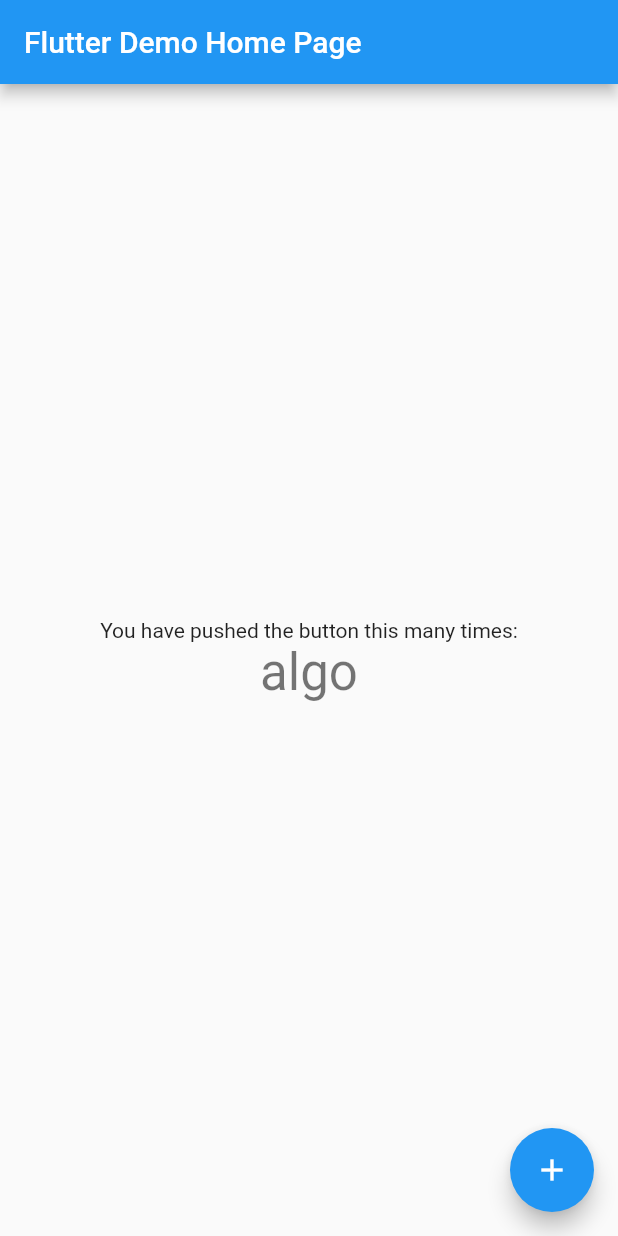
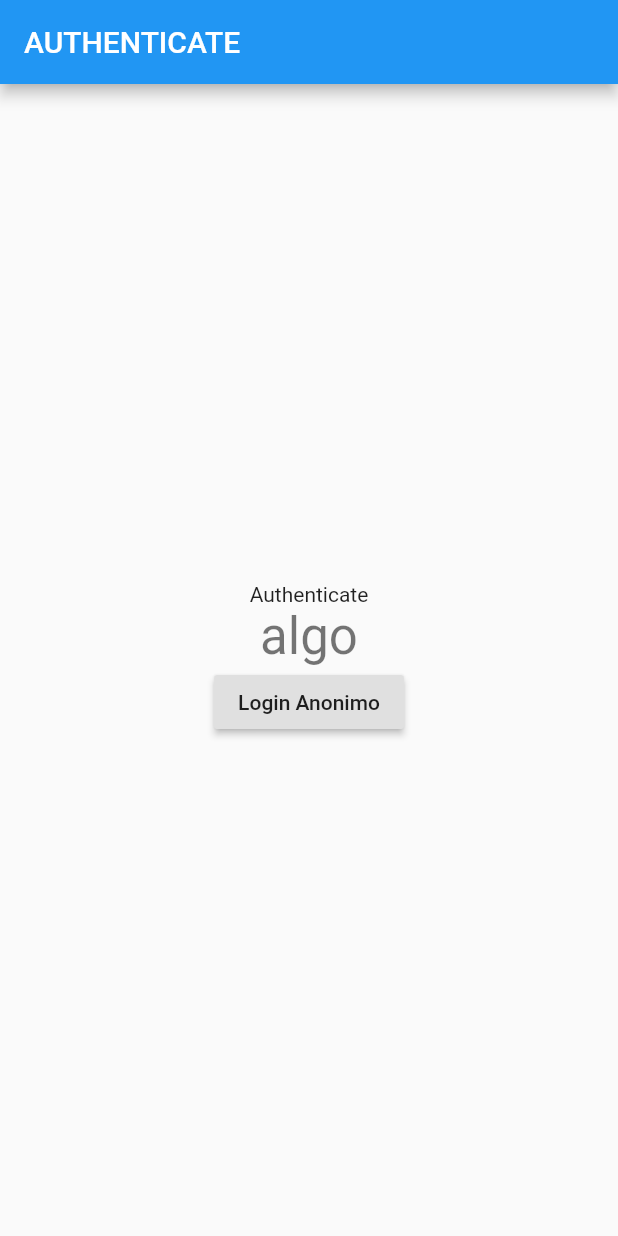
Before and after one commit to victorpereira01/prog-mobile-si700, a Flutter app: the screen it shows after launch, on a phone screen of 412 x 824 dp. Run offline on Flutter 3.47's test engine with Material 2 defaults, Android fonts, the phone set to English and light mode, and no system bars; our stand-ins replace bloc, firebase_auth, firebase_core, flutter_bloc, font_awesome_flutter, sqflite; accounts and stored records are empty.

Commit message:
Login e logout anônimo

```diff
--- a/firebase_sample/lib/bloc/auth_bloc.dart
+++ b/firebase_sample/lib/bloc/auth_bloc.dart
@@ -24,9 +24,8 @@
       if (event == null) {
         yield Unauthenticated();
       } else if (event is RegisterUser) {
-        UserModel userModel = await _authService.createUserWithEmailAndPassword(
+        await _authService.createUserWithEmailAndPassword(
             email: event.username, password: event.password);
-        yield Authenticated(userModel);
       } else if (event is LoginAnonimousUser) {
         await _authService.signInAnonimo();
       } else if (event is LoginUser) {
--- a/firebase_sample/lib/main.dart
+++ b/firebase_sample/lib/main.dart
@@ -1,6 +1,8 @@
 import 'package:firebase_core/firebase_core.dart';
-import 'package:firebase_sample/firebase/auth.dart';
+import 'package:firebase_sample/bloc/auth_bloc.dart';
+import 'package:firebase_sample/views/wrapper.dart';
 import 'package:flutter/material.dart';
+import 'package:flutter_bloc/flutter_bloc.dart';
 
 void main() async {
   WidgetsFlutterBinding.ensureInitialized();
@@ -12,55 +14,16 @@
   // This widget is the root of your application.
   @override
   Widget build(BuildContext context) {
-    return MaterialApp(
-      title: 'Flutter Demo',
-      theme: ThemeData(
-        primarySwatch: Colors.blue,
-        visualDensity: VisualDensity.adaptivePlatformDensity,
+    return BlocProvider<AuthBloc>(
+      create: (context) => AuthBloc(),
+      child: MaterialApp(
+        title: 'Flutter Demo',
+        theme: ThemeData(
+          primarySwatch: Colors.blue,
+          visualDensity: VisualDensity.adaptivePlatformDensity,
+        ),
+        home: Wrapper(),
       ),
-      home: MyHomePage(title: 'Flutter Demo Home Page'),
     );
   }
 }
-
-class MyHomePage extends StatefulWidget {
-  MyHomePage({Key key, this.title}) : super(key: key);
-  final String title;
-
-  @override
-  _MyHomePageState createState() => _MyHomePageState();
-}
-
-class _MyHomePageState extends State<MyHomePage> {
-  FirebaseAuthenticationService service = FirebaseAuthenticationService();
-
-  @override
-  Widget build(BuildContext context) {
-    return Scaffold(
-      appBar: AppBar(
-        title: Text(widget.title),
-      ),
-      body: Center(
-        child: Column(
-          mainAxisAlignment: MainAxisAlignment.center,
-          children: <Widget>[
-            Text(
-              'You have pushed the button this many times:',
-            ),
-            Text(
-              "algo",
-              style: Theme.of(context).textTheme.headline4,
-            ),
-          ],
-        ),
-      ),
-      floatingActionButton: FloatingActionButton(
-        onPressed: () {
-          service.signInAnonimo();
-        },
-        tooltip: 'Increment',
-        child: Icon(Icons.add),
-      ), // This trailing comma makes auto-formatting nicer for build methods.
-    );
-  }
-}
--- /dev/null
+++ b/firebase_sample/lib/views/auth/authenticate.dart
@@ -0,0 +1,44 @@
+import 'package:firebase_sample/bloc/auth_bloc.dart';
+import 'package:firebase_sample/bloc/auth_event.dart';
+import 'package:flutter/cupertino.dart';
+import 'package:flutter/material.dart';
+import 'package:flutter_bloc/flutter_bloc.dart';
+
+class Authenticate extends StatefulWidget {
+  Authenticate({Key key, this.title}) : super(key: key);
+  final String title;
+
+  @override
+  _AuthenticateState createState() => _AuthenticateState();
+}
+
+class _AuthenticateState extends State<Authenticate> {
+  @override
+  Widget build(BuildContext context) {
+    return Scaffold(
+      appBar: AppBar(
+        title: Text("AUTHENTICATE"),
+      ),
+      body: Center(
+        child: Column(
+          mainAxisAlignment: MainAxisAlignment.center,
+          children: <Widget>[
+            Text(
+              'Authenticate',
+            ),
+            Text(
+              "algo",
+              style: Theme.of(context).textTheme.headline4,
+            ),
+            RaisedButton(
+              child: Text("Login Anonimo"),
+              onPressed: () {
+                BlocProvider.of<AuthBloc>(context).add(LoginAnonimousUser());
+              },
+            )
+          ],
+        ),
+      ),
+    );
+  }
+}
--- /dev/null
+++ b/firebase_sample/lib/views/wrapper.dart
@@ -0,0 +1,19 @@
+import 'package:firebase_sample/bloc/auth_bloc.dart';
+import 'package:firebase_sample/bloc/auth_state.dart';
+import 'package:firebase_sample/views/auth/authenticate.dart';
+import 'package:firebase_sample/views/home/home.dart';
+import 'package:flutter/cupertino.dart';
+import 'package:flutter_bloc/flutter_bloc.dart';
+
+class Wrapper extends StatelessWidget {
+  @override
+  Widget build(BuildContext context) {
+    return BlocBuilder<AuthBloc, AuthState>(builder: (context, state) {
+      if (state is Authenticated) {
+        return Home();
+      } else {
+        return Authenticate();
+      }
+    });
+  }
+}
```
Also changed, not shown: firebase_sample/lib/views/home/home.dart (added, +44 -0 lines).
